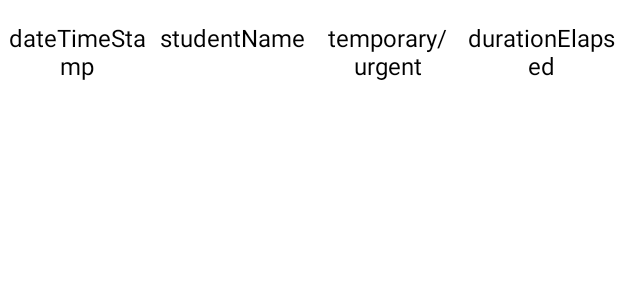
After one commit to kfennedy/safariProject, an Android app: the layout each_alert.xml on its own in the app's theme, with its tools: preview values and no code run, on a phone screen of 412 x 824 dp. The commit adds this screen. Shown: the top 300 px of the screen. Run offline under Robolectric (Android 15) with nearby library versions, the phone set to English and light mode, and no system bars.

Commit message:
set up UI page for individual button for teachers

```diff
--- /dev/null
+++ b/SafariTeacher/app/src/main/res/layout/each_alert.xml
@@ -0,0 +1,54 @@
+<?xml version="1.0" encoding="utf-8"?>
+<LinearLayout xmlns:android="http://schemas.android.com/apk/res/android"
+    android:orientation="horizontal"
+    android:layout_width="match_parent"
+    android:layout_height="match_parent"
+    android:background="@color/white"
+    android:weightSum="4">
+
+    <TextView
+        android:id="@+id/dateTimeView"
+        android:layout_width="match_parent"
+        android:layout_height="50dp"
+        android:layout_weight="1"
+        android:gravity="center"
+        android:text="dateTimeStamp"
+        android:textAlignment="center"
+        android:textColor="@color/black"
+        android:textSize="16dp" />
+
+    <TextView
+        android:id="@+id/studentView"
+        android:layout_width="match_parent"
+        android:layout_height="50dp"
+        android:layout_weight="1"
+        android:gravity="center"
+        android:text="studentName"
+        android:textAlignment="center"
+        android:textColor="@color/black"
+        android:textSize="16dp" />
+
+    <TextView
+        android:id="@+id/alertType"
+        android:layout_width="match_parent"
+        android:layout_height="50dp"
+        android:layout_weight="1"
+        android:gravity="center"
+        android:text="temporary/urgent"
+        android:textAlignment="center"
+        android:textColor="@color/black"
+        android:textSize="16dp" />
+
+    <TextView
+        android:id="@+id/durationElapsed"
+        android:layout_width="match_parent"
+        android:layout_height="50dp"
+        android:layout_weight="1"
+        android:gravity="center"
+        android:text="durationElapsed"
+        android:textAlignment="center"
+        android:textColor="@color/black"
+        android:textSize="16dp" />
+
+
+</LinearLayout>
```
Also changed, not shown: SafariTeacher/app/src/main/AndroidManifest.xml (+31 -2 lines), SafariTeacher/app/src/main/java/com/ahlab/safariteacher/ActivityLauncher.java (added, +57 -0 lines), SafariTeacher/app/src/main/java/com/ahlab/safariteacher/AlertsLauncher.java (added, +27 -0 lines), SafariTeacher/app/src/main/java/com/ahlab/safariteacher/ContentLauncher.java (added, +23 -0 lines), SafariTeacher/app/src/main/java/com/ahlab/safariteacher/HomeTeacher.java (deleted, +0 -14 lines), SafariTeacher/app/src/main/java/com/ahlab/safariteacher/LogsLauncher.java (added, +27 -0 lines), SafariTeacher/app/src/main/java/com/ahlab/safariteacher/MessagesLauncher.java (added, +22 -0 lines), SafariTeacher/app/src/main/res/layout/each_log.xml (added, +54 -0 lines), SafariTeacher/app/src/main/res/layout/list_alerts.xml (added, +28 -0 lines), SafariTeacher/app/src/main/res/layout/list_logs.xml (added, +28 -0 lines), SafariTeacher/app/src/main/res/layout/update_content.xml (added, +20 -0 lines), SafariTeacher/app/src/main/res/layout/update_message.xml (added, +20 -0 lines), SafariTeacher/app/src/main/res/values/strings.xml (+8 -4 lines).
